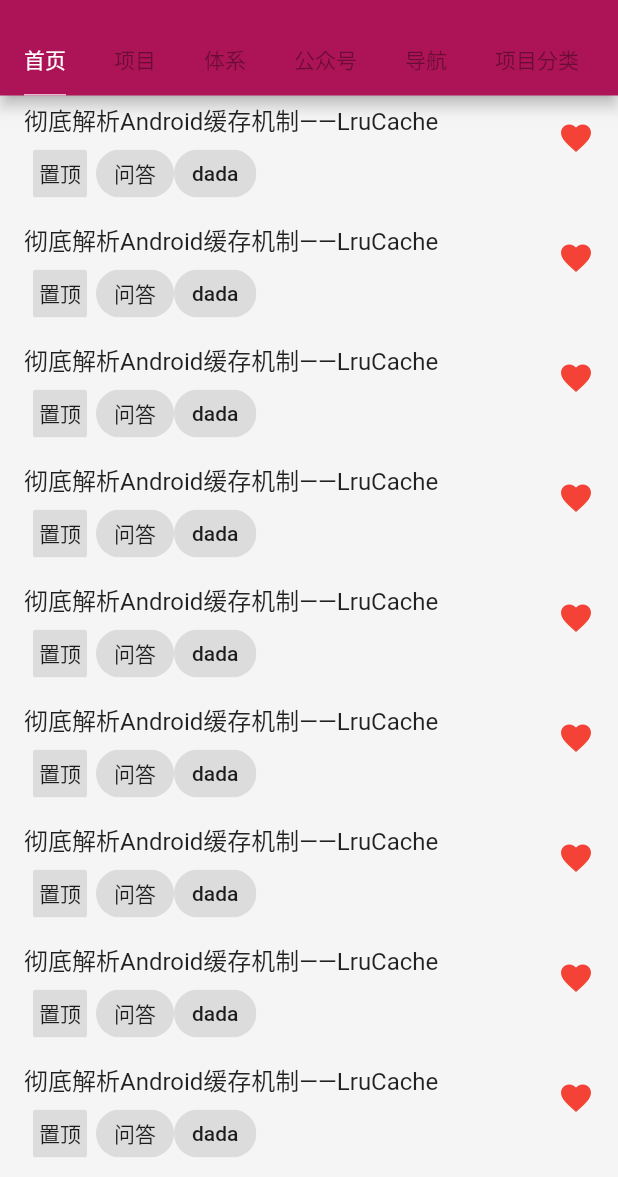
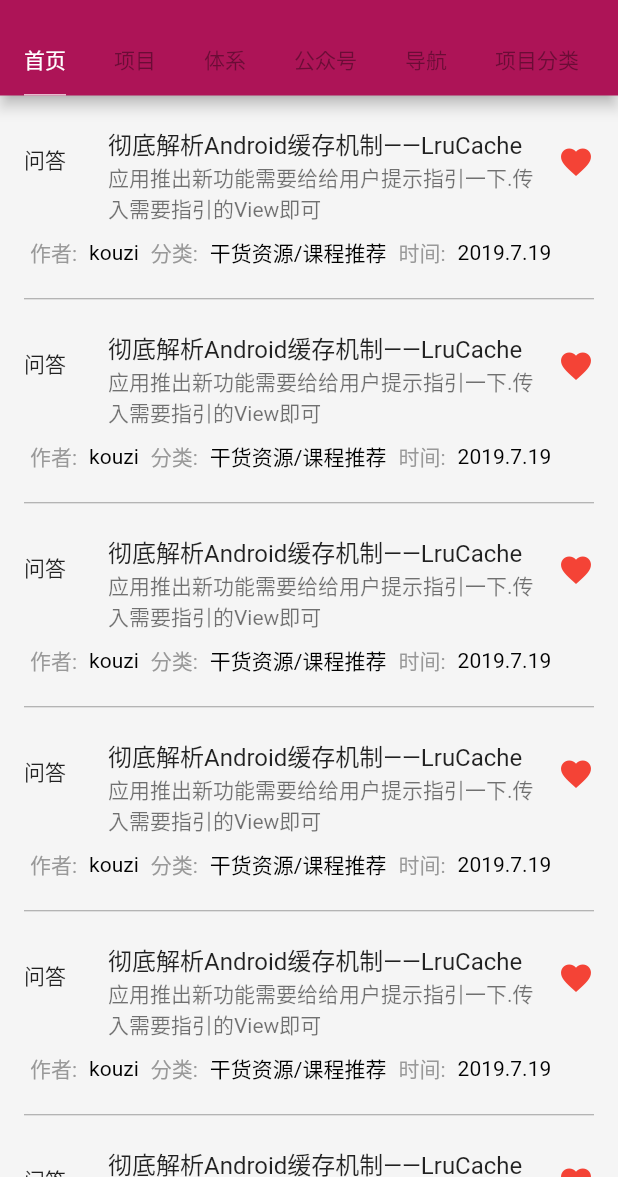
Before and after one commit to kouxinhong/flutter_demo, a Flutter app: the screen it shows after launch, on a phone screen of 412 x 824 dp, the part 59-1236 px from its top. Run offline on Flutter 3.47's test engine with Material 2 defaults, Android fonts, the phone set to English and light mode, and no system bars; generated files the repository leaves out were written again.

Commit message:
首页列表样式

```diff
--- a/demo1/lib/pages/home_page.dart
+++ b/demo1/lib/pages/home_page.dart
@@ -1,26 +1,105 @@
 import 'package:flutter/material.dart';
 
 class HomePage extends StatelessWidget {
+  Widget _tags() {
+    return Row(
+      mainAxisAlignment: MainAxisAlignment.start,
+      children: _textSpans
+    );
+  }
+
+  List<Widget> _textSpans = <Widget>[
+//    Padding(
+//      padding: const EdgeInsets.only(right: 4),
+//      child: Container(
+//        width: 32,
+//        height: 18,
+//        child: const Text(
+//          '问答',
+//          textAlign: TextAlign.center,
+//          style: TextStyle(fontSize: 10),
+//        ),
+//        decoration: BoxDecoration(
+//          border: Border.all(color: Colors.red, width: 0.5),
+//          borderRadius: BorderRadius.all(Radius.circular(4.0)),
+//        ),
+//      ),
+//    ),
+    Padding(
+        padding: const EdgeInsets.all(4.0),
+        child: Text('作者:',
+            style: TextStyle(color: Color.fromARGB(0xFF, 0x99, 0x99, 0x99)))),
+    Padding(
+        padding: const EdgeInsets.all(4.0),
+        child: Text('kouzi',
+            style: TextStyle(color: Color.fromARGB(0xFF, 0x00, 0x00, 0x00)))),
+    Padding(
+        padding: const EdgeInsets.all(4.0),
+        child: Text('分类:',
+            style: TextStyle(color: Color.fromARGB(0xFF, 0x99, 0x99, 0x99)))),
+    Padding(
+        padding: const EdgeInsets.all(4.0),
+        child: Text('干货资源/课程推荐',
+            style: TextStyle(color: Color.fromARGB(0xFF, 0x00, 0x00, 0x00)))),
+    Padding(
+        padding: const EdgeInsets.all(4.0),
+        child: Text('时间:',
+            style: TextStyle(color: Color.fromARGB(0xFF, 0x99, 0x99, 0x99)))),
+    Padding(
+        padding: const EdgeInsets.all(4.0),
+        child: Text('2019.7.19',
+            style: TextStyle(color: Color.fromARGB(0xFF, 0x00, 0x00, 0x00)))),
+  ];
+
   @override
   Widget build(BuildContext context) {
-    return ListView.builder(
-      itemCount: 10,
-      padding: EdgeInsets.zero,
-      itemBuilder: (BuildContext context, int index) {
-        return ListTile(
-          title: Text('彻底解析Android缓存机制——LruCache'),
-          subtitle: Row(children: <Widget>[
-            Chip(
-                label: Text('置顶'),
-                labelPadding: EdgeInsets.zero,
-                shape: RoundedRectangleBorder(
-                    borderRadius: BorderRadius.all(Radius.circular(2)))),
-            Chip(label: Text('问答')),
-            Chip(label: Text('dada')),
-          ]),
-          trailing: Icon(Icons.favorite, color: Colors.red),
-        );
-      },
-    );
+//    return ListView.builder(
+//      itemCount: 10,
+//      padding: EdgeInsets.zero,
+//      itemBuilder: (BuildContext context, int index) {
+//        return Padding(
+//          padding: const EdgeInsets.only(left: 16, top: 8, right: 16, bottom: 8),
+//          child: Column(
+//            children: <Widget>[
+//              ListTile(
+//                title: Text('彻底解析Android缓存机制——LruCache'),
+//                subtitle: Text('应用推出新功能需要给给用户提示指引一下.传入需要指引的View即可'),
+//                contentPadding: EdgeInsets.zero,
+//                trailing: Icon(Icons.favorite, color: Colors.red),
+//              ),
+//              _tags(),
+//              Divider(height: 1, color: Colors.pink)
+//            ],
+//          ),
+//        );
+//      },
+//    );
+    return ListView.separated(
+        itemCount: 10,
+        separatorBuilder: (BuildContext context, int index) {
+          return new Divider(
+              height: 1.0, color: Colors.grey, indent: 16, endIndent: 16);
+        },
+        itemBuilder: (BuildContext context, int index) {
+          return Padding(
+            padding:
+                const EdgeInsets.only(left: 16, top: 16, right: 16, bottom: 16),
+            child: Column(
+              children: <Widget>[
+                ListTile(
+                  leading: const Text("问答"),
+                  title: Text('彻底解析Android缓存机制——LruCache'),
+                  subtitle: Text('应用推出新功能需要给给用户提示指引一下.传入需要指引的View即可'),
+                  contentPadding: EdgeInsets.zero,
+                  trailing: Icon(
+                    Icons.favorite,
+                    color: Colors.red,
+                  ),
+                ),
+                _tags(),
+              ],
+            ),
+          );
+        });
   }
 }
```
Also changed, not shown: demo1/lib/model/post.dart (added, +108 -0 lines), demo1/lib/widget/ListViewDemo.dart (added, +56 -0 lines).
